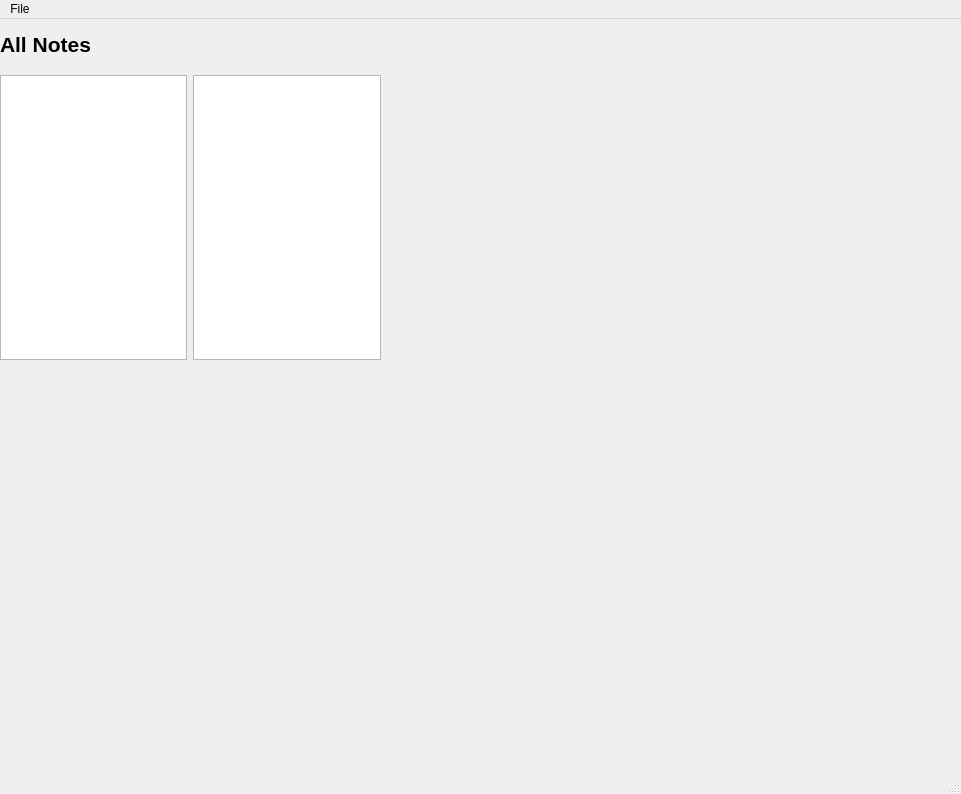
Before: the Qt Designer form src/searchwindow.ui in fredollinger/KTomGirl, drawn with Qt 5.
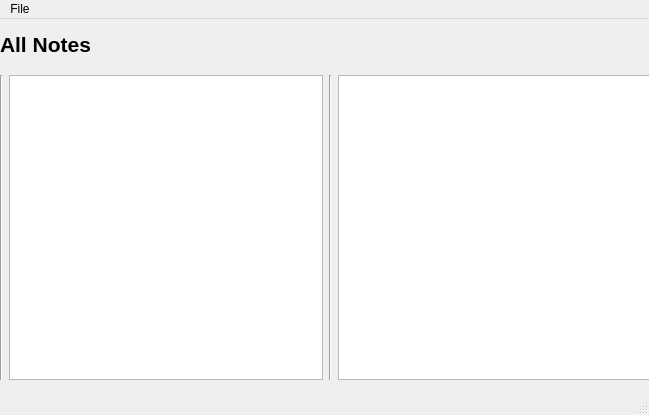
After: the same form once the commit is applied.

Commit message: Looks a bit better.

Diff of the .ui file:
```diff
--- a/src/searchwindow.ui
+++ b/src/searchwindow.ui
@@ -6,8 +6,8 @@
    <rect>
     <x>0</x>
     <y>0</y>
-    <width>961</width>
-    <height>794</height>
+    <width>649</width>
+    <height>415</height>
    </rect>
   </property>
   <property name="sizePolicy">
@@ -37,7 +37,7 @@
      <rect>
       <x>0</x>
       <y>0</y>
-      <width>381</width>
+      <width>651</width>
       <height>361</height>
      </rect>
     </property>
@@ -66,22 +66,32 @@
       </widget>
      </item>
      <item>
-      <layout class="QHBoxLayout" name="horizontalLayout">
+      <layout class="QHBoxLayout" name="layout2">
+       <property name="sizeConstraint">
+        <enum>QLayout::SetMaximumSize</enum>
+       </property>
        <item>
-        <widget class="QListView" name="listView"/>
+        <widget class="Line" name="line">
+         <property name="orientation">
+          <enum>Qt::Vertical</enum>
+         </property>
+        </widget>
+       </item>
+       <item>
+        <widget class="QTableView" name="tableView"/>
+       </item>
+       <item>
+        <widget class="Line" name="line_2">
+         <property name="orientation">
+          <enum>Qt::Vertical</enum>
+         </property>
+        </widget>
        </item>
        <item>
         <widget class="QTableWidget" name="tableNotes"/>
        </item>
       </layout>
      </item>
-     <item>
-      <widget class="QLabel" name="labelStatusBar">
-       <property name="text">
-        <string/>
-       </property>
-      </widget>
-     </item>
     </layout>
    </widget>
   </widget>
@@ -90,7 +100,7 @@
     <rect>
      <x>0</x>
      <y>0</y>
-     <width>961</width>
+     <width>649</width>
      <height>27</height>
     </rect>
    </property>
```
The commit also changes 2 other files.
